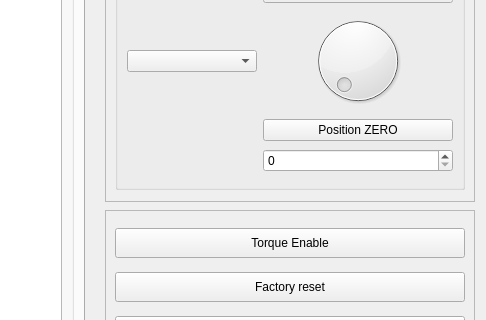
Qt form dynamixel_workbench_single_manager_gui/ui/main_window.ui (ROBOTIS-GIT/dynamixel-workbench) before a commit; both pictures show x 314 to 800 and y 427 to 747 of the 800 by 871 pixel window.
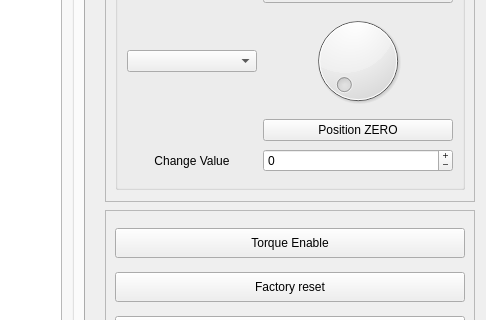
The same form after that commit. Icons and pictures are not drawn.

```diff
--- a/dynamixel_workbench_single_manager_gui/ui/main_window.ui
+++ b/dynamixel_workbench_single_manager_gui/ui/main_window.ui
@@ -454,6 +454,18 @@
                <height>16777215</height>
               </size>
              </property>
+             <property name="buttonSymbols">
+              <enum>QAbstractSpinBox::PlusMinus</enum>
+             </property>
+             <property name="keyboardTracking">
+              <bool>true</bool>
+             </property>
+             <property name="minimum">
+              <number>-1023</number>
+             </property>
+             <property name="maximum">
+              <number>1023</number>
+             </property>
             </widget>
            </item>
            <item row="5" column="0">
@@ -516,6 +528,28 @@
              </property>
             </widget>
            </item>
+           <item row="9" column="0">
+            <widget class="QLabel" name="set_address_value_label">
+             <property name="minimumSize">
+              <size>
+               <width>130</width>
+               <height>0</height>
+              </size>
+             </property>
+             <property name="maximumSize">
+              <size>
+               <width>130</width>
+               <height>16777215</height>
+              </size>
+             </property>
+             <property name="text">
+              <string>Change Value</string>
+             </property>
+             <property name="alignment">
+              <set>Qt::AlignCenter</set>
+             </property>
+            </widget>
+           </item>
           </layout>
          </widget>
         </item>
```
Left out of the diff: 14 changed lines with no effect on the pictures.
